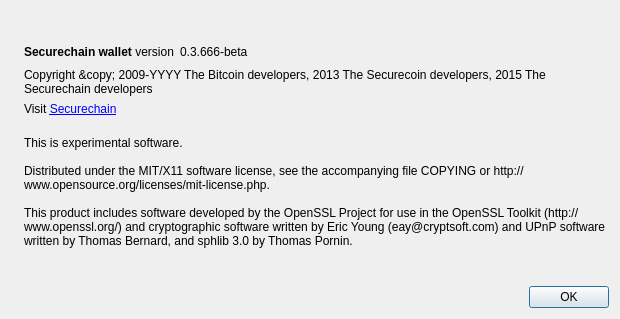
Above: src/qt/forms/aboutdialog.ui from securechain/securechain-wallet before the change. Below: the same form after it.
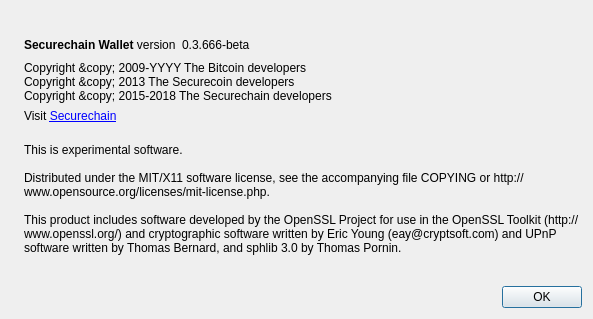
That is the form after the change. Icons and pictures are not drawn.

Commit message: Apply Bitcoin Core 0.9.0 update

```diff
--- a/src/qt/forms/aboutdialog.ui
+++ b/src/qt/forms/aboutdialog.ui
@@ -6,7 +6,7 @@
    <rect>
     <x>0</x>
     <y>0</y>
-    <width>620</width>
+    <width>593</width>
     <height>319</height>
    </rect>
   </property>
@@ -50,7 +50,7 @@
           <cursorShape>IBeamCursor</cursorShape>
          </property>
          <property name="text">
-          <string>&lt;html&gt;&lt;head/&gt;&lt;body&gt;&lt;p&gt;&lt;span style=&quot; font-weight:600;&quot;&gt;Securechain wallet&lt;/span&gt; version&lt;/p&gt;&lt;/body&gt;&lt;/html&gt;</string>
+          <string>&lt;b&gt;Securechain Wallet&lt;/b&gt; version</string>
          </property>
          <property name="textInteractionFlags">
           <set>Qt::LinksAccessibleByMouse|Qt::TextSelectableByKeyboard|Qt::TextSelectableByMouse</set>
@@ -91,14 +91,11 @@
         <cursorShape>IBeamCursor</cursorShape>
        </property>
        <property name="text">
-        <string notr="true">&lt;html&gt;&lt;head/&gt;&lt;body&gt;&lt;p&gt;Copyright &amp;amp;copy; 2009-YYYY The Bitcoin developers, 2013 The Securecoin developers, 2015 The Securechain developers&lt;/p&gt;&lt;/body&gt;&lt;/html&gt;</string>
+        <string notr="true">&lt;html&gt;&lt;head/&gt;&lt;body&gt;Copyright &amp;amp;copy; 2009-YYYY The Bitcoin developers&lt;br&gt;Copyright &amp;amp;copy; 2013 The Securecoin developers&lt;br&gt;Copyright &amp;amp;copy; 2015-2018 The Securechain developers&lt;/body&gt;&lt;/html&gt;</string>
        </property>
        <property name="textFormat">
         <enum>Qt::RichText</enum>
        </property>
-       <property name="wordWrap">
-        <bool>true</bool>
-       </property>
        <property name="textInteractionFlags">
         <set>Qt::LinksAccessibleByMouse|Qt::TextSelectableByKeyboard|Qt::TextSelectableByMouse</set>
        </property>
@@ -107,7 +104,7 @@
      <item>
       <widget class="QLabel" name="label_3">
        <property name="text">
-        <string>&lt;html&gt;&lt;head/&gt;&lt;body&gt;&lt;p&gt;Visit &lt;a href=&quot;http://securechain.info&quot;&gt;&lt;span style=&quot; text-decoration: underline; color:#0000ff;&quot;&gt;Securechain&lt;/span&gt;&lt;/a&gt;&lt;/p&gt;&lt;/body&gt;&lt;/html&gt;</string>
+        <string>&lt;html&gt;&lt;head/&gt;&lt;body&gt;&lt;p&gt;Visit &lt;a href=&quot;https://www.securechain.com&quot;&gt;&lt;span style=&quot; text-decoration: underline; color:#0000ff;&quot;&gt;Securechain&lt;/span&gt;&lt;/a&gt;&lt;/p&gt;&lt;/body&gt;&lt;/html&gt;</string>
        </property>
        <property name="textFormat">
         <enum>Qt::RichText</enum>
```
Left out of the diff: 16 changed lines with no effect on the pictures. The commit also changes 468 other files.
